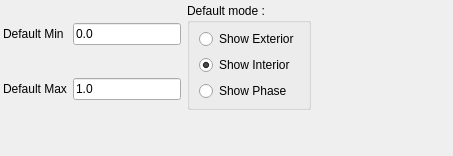
The window that src/gui/forms/toolbar_clippingParameters.ui (eliot-leguy/OpenScanTools) describes before a commit, drawn with Qt 5.
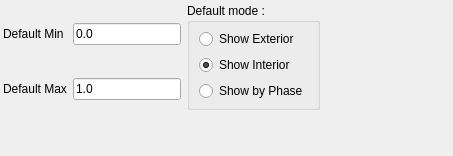
The same window after the commit. Custom widgets are drawn as their Qt base class.

Commit message: Added some ui support for new mode and translations

```diff
--- a/src/gui/forms/toolbar_clippingParameters.ui
+++ b/src/gui/forms/toolbar_clippingParameters.ui
@@ -129,8 +129,14 @@
       </item>
       <item>
        <widget class="QRadioButton" name="phaseRadioButton">
+        <property name="sizePolicy">
+         <sizepolicy hsizetype="Preferred" vsizetype="Preferred">
+          <horstretch>0</horstretch>
+          <verstretch>0</verstretch>
+         </sizepolicy>
+        </property>
         <property name="text">
-         <string>Show Phase</string>
+         <string>Show by Phase</string>
         </property>
        </widget>
       </item>
```
The commit also changes 4 other files.
